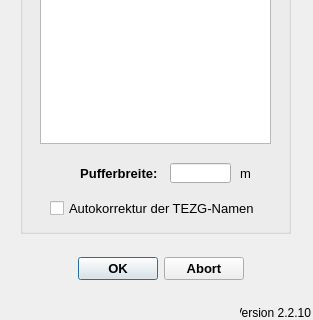
Old version of the form qkan/linkflaechen/resources/application_assigntgeb.ui in the repository hoettges/QKan; both pictures show x 0 to 313 and y 207 to 527 of the 313 by 527 pixel window.
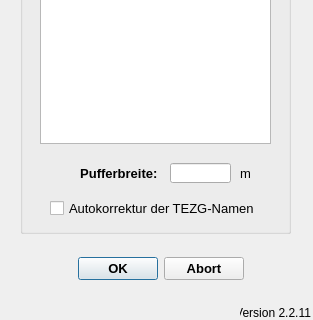
New version of the form.

```diff
--- a/qkan/linkflaechen/resources/application_assigntgeb.ui
+++ b/qkan/linkflaechen/resources/application_assigntgeb.ui
@@ -247,7 +247,7 @@
     <string>Version QKan Import</string>
    </property>
    <property name="text">
-    <string>Version 2.2.10</string>
+    <string>Version 2.2.11</string>
    </property>
    <property name="alignment">
     <set>Qt::AlignRight|Qt::AlignTrailing|Qt::AlignVCenter</set>
```
